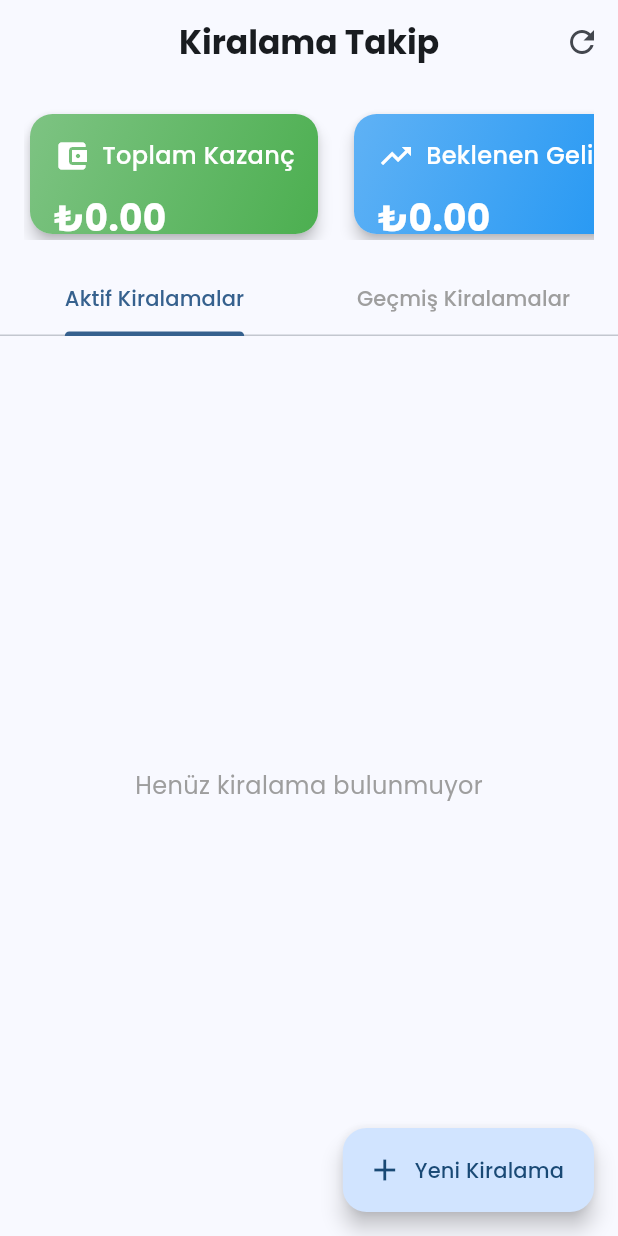
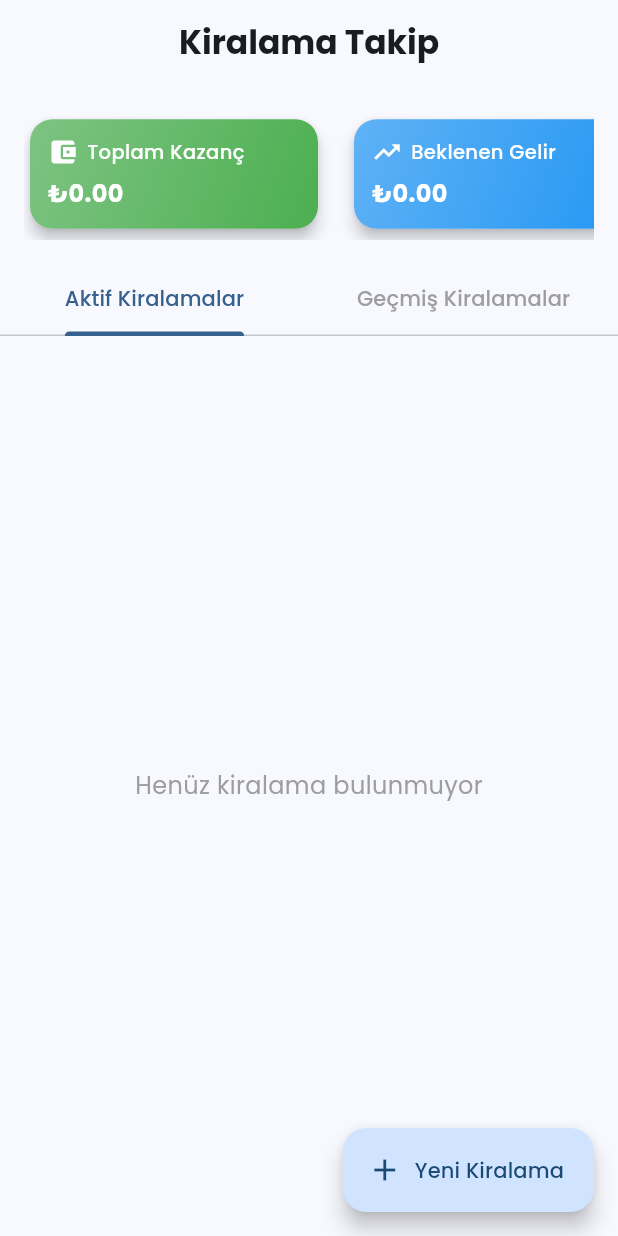
Before and after one commit to seberatolmez/rent_track, a Flutter app: the screen it shows after launch, on a phone screen of 412 x 824 dp. Run offline on Flutter 3.47's test engine with Material 3 defaults, Android fonts, the phone set to English and light mode, and no system bars; our stand-ins replace flutter_slidable, google_fonts, sqflite; accounts and stored records are empty.

```diff
--- /dev/null
+++ b/devtools_options.yaml
@@ -0,0 +1,3 @@
+description: This file stores settings for Dart & Flutter DevTools.
+documentation: https://docs.flutter.dev/tools/devtools/extensions#configure-extension-enablement-states
+extensions:
--- a/lib/screens/main_screen.dart
+++ b/lib/screens/main_screen.dart
@@ -48,12 +48,6 @@ class _MainScreenState extends State<MainScreen> with SingleTickerProviderStateM
         ),
         centerTitle: true,
         elevation: 0,
-        actions: [
-          IconButton(
-            icon: const Icon(Icons.refresh),
-            onPressed: _loadData,
-          ),
-        ],
       ),
       body: Consumer<RentalProvider>(
         builder: (context, provider, child) {
--- a/lib/widgets/summary_card.dart
+++ b/lib/widgets/summary_card.dart
@@ -23,7 +23,7 @@ class SummaryCard extends StatelessWidget {
         borderRadius: BorderRadius.circular(15),
       ),
       child: Container(
-        padding: const EdgeInsets.all(16),
+        padding: const EdgeInsets.all(12), // Reduced padding
         decoration: BoxDecoration(
           borderRadius: BorderRadius.circular(15),
           gradient: LinearGradient(
@@ -34,29 +34,36 @@ class SummaryCard extends StatelessWidget {
         ),
         child: Column(
           crossAxisAlignment: CrossAxisAlignment.start,
+          mainAxisSize: MainAxisSize.min, // Add this back to minimize space
           children: [
             Row(
               children: [
-                Icon(icon, color: Colors.white, size: 24),
-                const SizedBox(width: 8),
-                Text(
-                  title,
-                  style: GoogleFonts.poppins(
-                    color: Colors.white,
-                    fontSize: 16,
-                    fontWeight: FontWeight.w500,
+                Icon(icon, color: Colors.white, size: 20), // Reduced icon size
+                const SizedBox(width: 6), // Reduced spacing
+                Expanded(
+                  child: Text(
+                    title,
+                    style: GoogleFonts.poppins(
+                      color: Colors.white,
+                      fontSize: 13, // Reduced font size
+                      fontWeight: FontWeight.w500,
+                    ),
+                    overflow: TextOverflow.ellipsis,
+                    maxLines: 1,
                   ),
                 ),
               ],
             ),
-            const SizedBox(height: 12),
+            const SizedBox(height: 6), // Reduced spacing
             Text(
               amount,
               style: GoogleFonts.poppins(
                 color: Colors.white,
-                fontSize: 24,
+                fontSize: 16, // Reduced font size
                 fontWeight: FontWeight.bold,
               ),
+              overflow: TextOverflow.ellipsis,
+              maxLines: 1,
             ),
           ],
         ),
```
